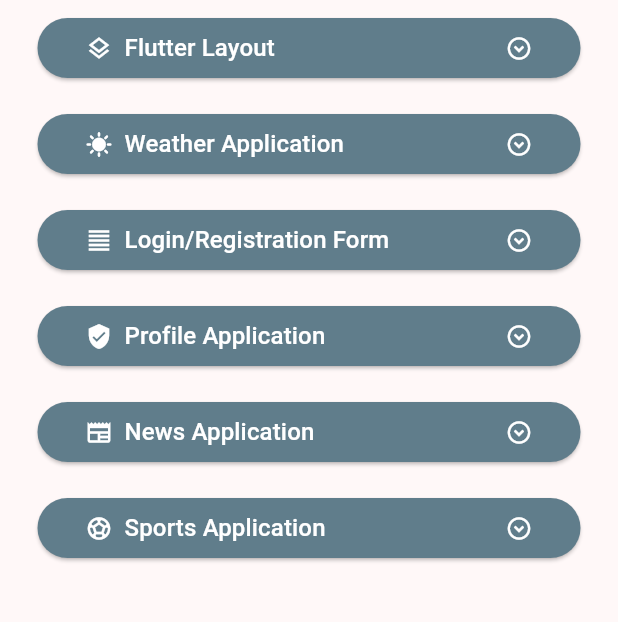
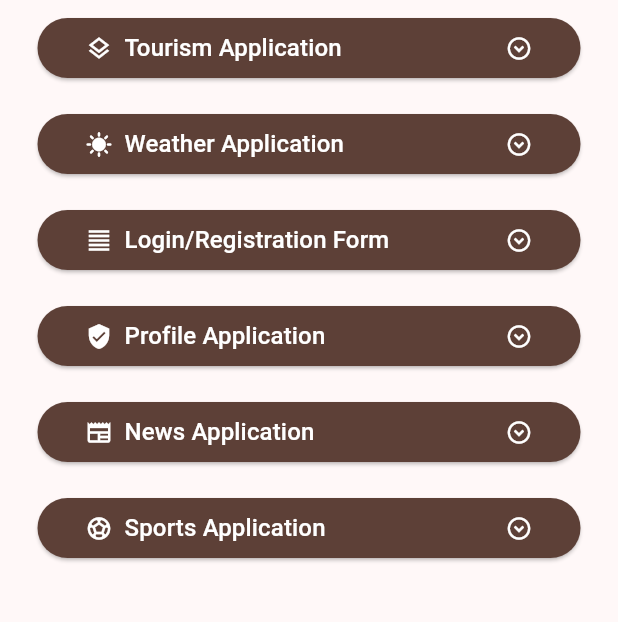
Before and after one commit to ashmitech/flutter_app7, a Flutter app: the kHomePage screen opened by its route, on a phone screen of 412 x 824 dp, the part 84-706 px from its top. Run offline on Flutter 3.47's test engine with Material 3 defaults, Android fonts, the phone set to English and light mode, and no system bars; our stand-ins replace dio, permission_handler.

Commit message:
Create new branch for tourism from main branch, home widget

```diff
--- a/lib/demo_apps/home/page/home_page.dart
+++ b/lib/demo_apps/home/page/home_page.dart
@@ -6,7 +6,7 @@ class kHomePage extends StatelessWidget {
   kHomePage({super.key});
 
   final List<Map> homeData=[
-    {"prefixIcon":Icons.layers_outlined, "name":"Flutter Layout", "routeName":"/tourism"},
+    {"prefixIcon":Icons.layers_outlined, "name":"Tourism Application", "routeName":"/tourism"},
     {"prefixIcon":Icons.sunny, "name":"Weather Application", "routeName":"/weather"},
     {"prefixIcon":Icons.format_align_justify_outlined,"name":"Login/Registration Form", "routeName":"/login_form", "suffixIcon":Icons.expand_circle_down_outlined},
     {"prefixIcon":Icons.verified_user_sharp, "name":"Profile Application", "routeName":"/profile"},
--- a/lib/demo_apps/home/widget/home_widget.dart
+++ b/lib/demo_apps/home/widget/home_widget.dart
@@ -26,7 +26,7 @@ class HomeWidget extends StatelessWidget {
         child:
           ElevatedButton(
           style: ButtonStyle(
-            backgroundColor: WidgetStateProperty.all(Colors.blueGrey),
+            backgroundColor: WidgetStateProperty.all(Colors.brown[700]),
           ),
           child:
           Padding(
--- a/lib/demo_apps/tourism/page/tourism_layout_page.dart
+++ b/lib/demo_apps/tourism/page/tourism_layout_page.dart
@@ -14,7 +14,7 @@ class TourismPage extends StatelessWidget {
 
   @override
   Widget build(BuildContext context) {
-    const String appTitle = 'Visit Switzerland';
+    const String appTitle = 'Tourism Application';
     return
       Scaffold(
         appBar:
--- a/lib/main.dart
+++ b/lib/main.dart
@@ -6,7 +6,7 @@ class MyApp extends StatelessWidget {
   @override
   Widget build(BuildContext context) {
     return MaterialApp(
-      title: "Demo Application",
+      title: "Flutter Apps Demo",
       debugShowCheckedModeBanner: true,
       theme: ThemeData(
         colorScheme: ColorScheme.fromSeed(seedColor: Colors.black),
```
